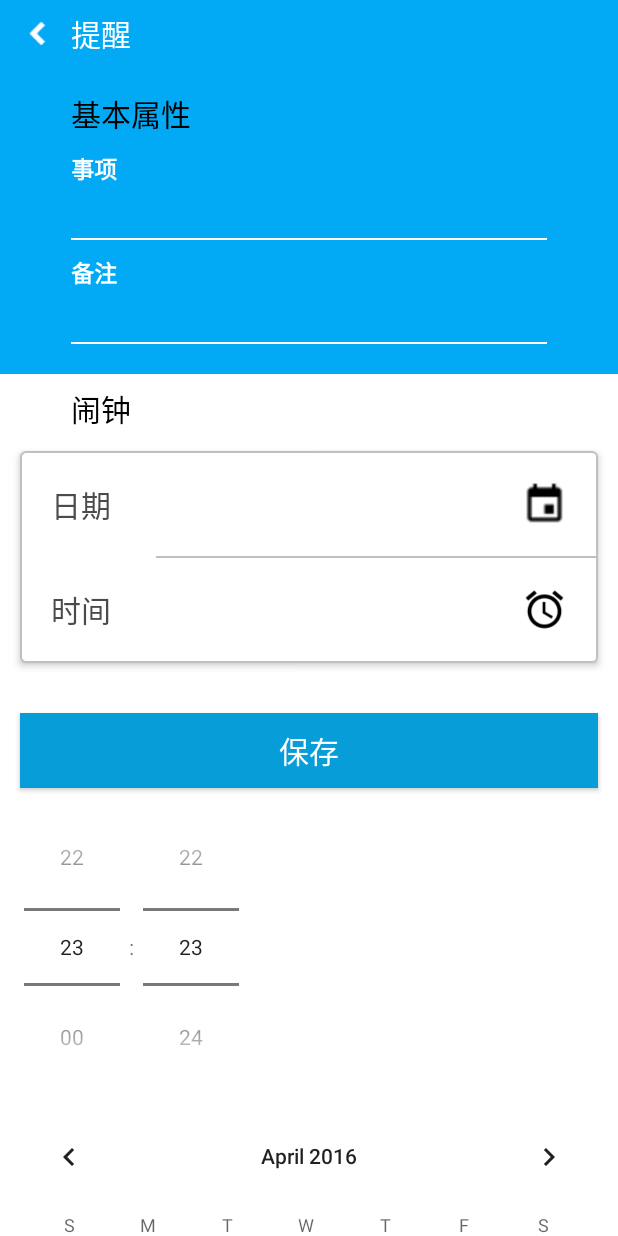
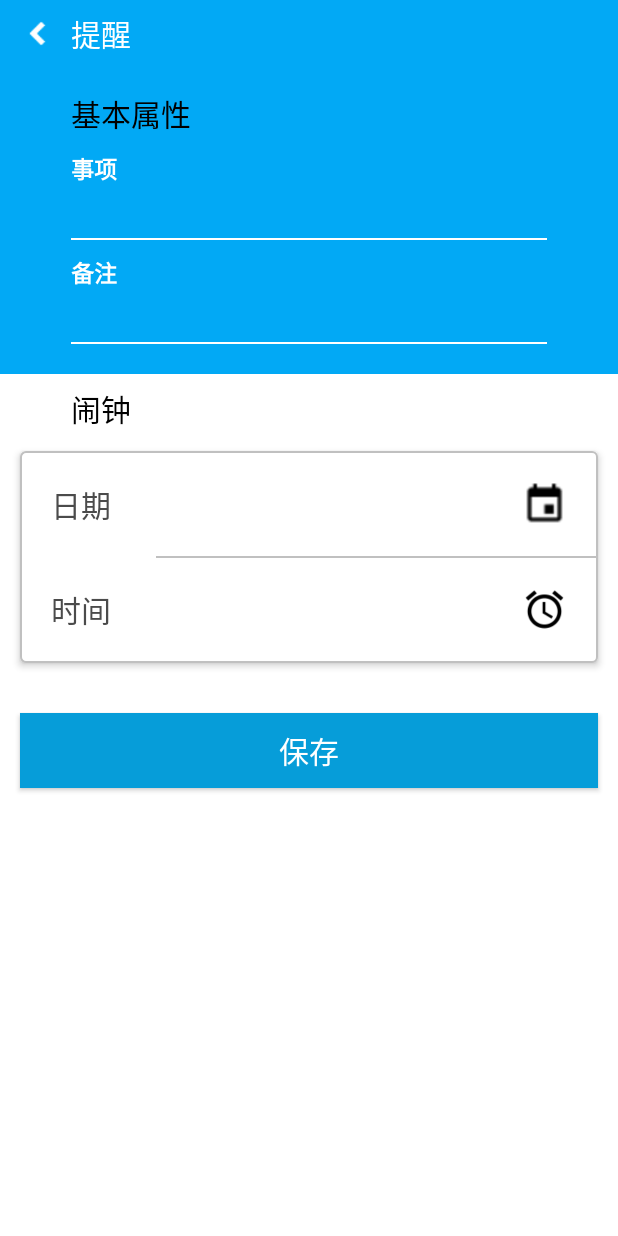
Before and after one commit to Lxr233/Desktop-pet, an Android app: the AlarmActivity screen opened directly, with no data from a screen before it, on a phone screen of 412 x 824 dp. Run offline under Robolectric (Android 15) with nearby library versions, the light colour scheme and no system bars.

Commit message:
实现了闹钟提醒功能
闹钟提醒的实现，以及能在宠物上显示。

```diff
--- a/Pet/app/src/main/AndroidManifest.xml
+++ b/Pet/app/src/main/AndroidManifest.xml
@@ -62,9 +62,6 @@
             </intent-filter>
         </receiver>
         <receiver android:name="com.example.administrator.pet.AlarmReceiver">
-            <intent-filter>
-                <action android:name="Alarm.Receiver" />
-            </intent-filter>
         </receiver>
     </application>
 
--- a/Pet/app/src/main/java/com/example/administrator/pet/AlarmActivity.java
+++ b/Pet/app/src/main/java/com/example/administrator/pet/AlarmActivity.java
@@ -1,7 +1,7 @@
 package com.example.administrator.pet;
-
 import java.util.Calendar;
 
+import android.app.TimePickerDialog;
 import android.os.Bundle;
 import android.app.Activity;
 import android.app.AlarmManager;
@@ -36,109 +36,83 @@ import android.widget.Toast;
 import com.demo.floatwindowdemo.R;
 
 public class AlarmActivity extends Activity implements OnClickListener{
-	//private int year,month,day,hour,minute;
+
 	SharedPreferences preferences;
 	SharedPreferences.Editor editor;
 	AlarmManager am;
-	private Button bt_back,bt_save;
+	private Button bt_back,bt_save,bt_time,bt_date;
 	private EditText et_task,et_remark;
 	private TextView tv_date,tv_time;
 	private Calendar c;
-	private DatePicker datepicker;
-	private TimePicker timepicker;
-	private CalendarView calendarview;
-	private TabHost tabhost;
 	private MyDatabaseHelper dbhelper;
-	// private SQLiteDatabase db;
 	@Override
 	protected void onCreate(Bundle savedInstanceState) {
 		super.onCreate(savedInstanceState);
 		requestWindowFeature(Window.FEATURE_NO_TITLE);
 		setContentView(R.layout.alarmset);
+
+		init();
+		setListener();
+
+
+	}
+
+	private void init(){
 		//创建数据库打开帮助类对象
 		dbhelper=new MyDatabaseHelper(AlarmActivity.this, "alarm_task_manager",null, 1);
+
 		c=Calendar.getInstance();
-		//获取SQLDatabase数据库对象
-		//db=dbhelper.getReadableDatabase();
-		View tab_date=this.getLayoutInflater().inflate(R.layout.tabwidget, null);
-		TextView tv_date=(TextView)tab_date.findViewById(R.id.tab_label);
-		tv_date.setText("日期");
-		View tab_time=this.getLayoutInflater().inflate(R.layout.tabwidget, null);
-		TextView tv_time=(TextView)tab_time.findViewById(R.id.tab_label);
-		tv_time.setText("时间");
-//		//获取该activity里面的TabHost对象
-//		tabhost=(TabHost)findViewById(R.id.tabhost);
-//		tabhost.setup();
-//		//创建第一个Tab页
-//		TabSpec tab1=tabhost.newTabSpec("tab1").setIndicator(tab_date).setContent(R.id.alarmset_ll_tab01);
-//		tabhost.addTab(tab1);
-//		//创建第二个Tab页
-//		TabSpec tab2=tabhost.newTabSpec("tab2").setIndicator(tab_time).setContent(R.id.alarmset_ll_tab02);
-//		tabhost.addTab(tab2);
-//		tabhost.setCurrentTabByTag("tab1"); // 设置第一次打开时默认显示的标签
-//		updateTab(tabhost);//初始化Tab的颜色，和字体的颜色
-//		tabhost.setOnTabChangedListener(new TabHost.OnTabChangeListener() {
-//
-//			@Override
-//			public void onTabChanged(String tabId) {
-//				// TODO Auto-generated method stub
-//				tabhost.setCurrentTabByTag(tabId);
-//				updateTab(tabhost);
-//			}
-//		});
-		calendarview=(CalendarView)findViewById(R.id.alarmset_cv_calendarset);
-		timepicker=(TimePicker)findViewById(R.id.alarmset_tp_timeset);
-		timepicker.setIs24HourView(true);
+
+		System.out.println(c.get(Calendar.HOUR_OF_DAY));
+		System.out.println(c.get(Calendar.MINUTE));
+		tv_date = (TextView)findViewById(R.id.alarm_et_date);
+		tv_time = (TextView)findViewById(R.id.alarm_et_time);
 		bt_back=(Button)findViewById(R.id.alarmset_bt_back);
 		bt_save=(Button)findViewById(R.id.alarmset_bt_save);
+		bt_time = (Button)findViewById(R.id.alarm_bt_time);
+		bt_date = (Button)findViewById(R.id.alarm_bt_date);
 		et_task=(EditText)findViewById(R.id.alarmset_et_task);
 		et_remark=(EditText)findViewById(R.id.alarmset_et_remark);
-		//tv_date=(TextView)findViewById(R.id.tv_date);
-		//tv_time=(TextView)findViewById(R.id.tv_time);
-		//tv_date.setOnTouchListener(this);
-		//tv_time.setOnTouchListener(this);
+	}
+
+	private void setListener(){
 		bt_back.setOnClickListener(this);
 		bt_save.setOnClickListener(this);
-		//为CalendarView绑定事件监听器
-		calendarview.setOnDateChangeListener(new CalendarView.OnDateChangeListener() {
-
-			@Override
-			public void onSelectedDayChange(CalendarView arg0, int year, int month,
-											int day) {
-				// TODO Auto-generated method stub
-				c.set(Calendar.YEAR, year);
-				c.set(Calendar.MONTH, month);
-				c.set(Calendar.DAY_OF_MONTH, day);
-			}
-		});
-		//为时间选择器TimePicker绑定时间监听器
-		timepicker.setOnTimeChangedListener(new TimePicker.OnTimeChangedListener() {
-			@Override
-			public void onTimeChanged(TimePicker arg0, int hour, int minute) {
-				// TODO Auto-generated method stub
-				c.setTimeInMillis(System.currentTimeMillis());
-				c.set(Calendar.HOUR, hour);
-				c.set(Calendar.MINUTE, minute);
-				c.set(Calendar.SECOND,0);
-				c.set(Calendar.MILLISECOND,0);
-			}
-		});
-
-	}
-	private void updateTab(final TabHost tabhost) {
-		for (int i = 0; i < tabhost.getTabWidget().getChildCount(); i++) {
-			View view = tabhost.getTabWidget().getChildAt(i);
-			if (tabhost.getCurrentTab() == i) {//选中
-				view.setBackgroundColor(Color.GREEN);
-			} else {//不选中
-				view.setBackgroundColor(this.getResources().getColor(R.color.sweetblue));//非选择的背景
-			}
-		}
+		bt_time.setOnClickListener(this);
+		bt_date.setOnClickListener(this);
 	}
 	@Override
 	public void onClick(View button) {
 		// TODO Auto-generated method stub
 		switch(button.getId()){
+			case R.id.alarm_bt_time:
+				new TimePickerDialog(this,new TimePickerDialog.OnTimeSetListener() {
+					@Override
+					public void onTimeSet(TimePicker view, int hourOfDay, int minute) {
+						c.setTimeInMillis(System.currentTimeMillis());
+						c.set(Calendar.HOUR_OF_DAY, hourOfDay);
+						c.set(Calendar.MINUTE, minute);
+						c.set(Calendar.SECOND, 0);
+						c.set(Calendar.MILLISECOND, 0);
+						tv_time.setText(hourOfDay + ": " + minute);
+
+					}
+				},c.get(Calendar.HOUR_OF_DAY),c.get(Calendar.MINUTE),true).show();
+				break;
+			case R.id.alarm_bt_date:
+				new DatePickerDialog(this, new DatePickerDialog.OnDateSetListener()
+				{
+					@Override
+					public void onDateSet(DatePicker view, int year, int monthOfYear,
+										  int dayOfMonth)
+					{
+						c.set(Calendar.YEAR , year);
+						c.set(Calendar.MONTH , monthOfYear);
+						c.set(Calendar.DAY_OF_MONTH ,dayOfMonth);
+						tv_date.setText(year+"年"+(monthOfYear+1)+"月"+dayOfMonth+"日");
+					}
+				}, c.get(Calendar.YEAR), c.get(Calendar.MONTH), c.get(Calendar.DAY_OF_MONTH)).show();
+				break;
 			case R.id.alarmset_bt_back:
 				//返回上一个Activity的逻辑代码
 				AlarmActivity.this.finish();
@@ -148,32 +122,28 @@ public class AlarmActivity extends Activity implements OnClickListener{
 			 *1.AlarmManager注册开启闹钟，发送广播
 			 *2.保存闹钟事件至数据库
 			 */
-				//year=c.get(Calendar.YEAR);
-				//month=c.get(Calendar.MONTH);
-				//day=c.get(Calendar.DAY_OF_MONTH);
-				//hour=c.get(Calendar.HOUR);
-				//minute=c.get(Calendar.MINUTE);
 				preferences=this.getSharedPreferences("Counter", MODE_PRIVATE);
 				editor=preferences.edit();
 				int count=preferences.getInt("count", 1);
-				String task=et_task.getText().toString();
-				String date=c.get(Calendar.YEAR)+"年"+(c.get(Calendar.MONTH)+1)+"月"+c.get(Calendar.DAY_OF_MONTH)+"日";
-				String time=c.get(Calendar.HOUR)+":"+c.get(Calendar.MINUTE);
+				String task=et_task.getText().toString()+'\n'+et_remark.getText().toString();
+				String date=c.get(Calendar.YEAR)+"/"+(c.get(Calendar.MONTH)+1)+"/"+c.get(Calendar.DAY_OF_MONTH);
+				String time=c.get(Calendar.HOUR_OF_DAY)+":"+c.get(Calendar.MINUTE);
 				Bundle bundle=new Bundle();
 				//封装要传送的数据
 				bundle.putString("task", task);
 				bundle.putString("date", date);
 				bundle.putString("time", time);
 				Intent intent=new Intent(AlarmActivity.this,AlarmReceiver.class);
-				intent.setAction("Alarm.Receiver");
-				//将Bundle对象封装进Intent，以便在不同组件间传递数据
 				intent.putExtras(bundle);
 				//创建PendingIntent对象
 				PendingIntent pi=PendingIntent.getBroadcast(this, count, intent, PendingIntent.FLAG_UPDATE_CURRENT);
 				//获取系统闹钟服务
 				am=(AlarmManager)getSystemService(ALARM_SERVICE);
 				//开启闹钟
+				System.out.println(c.getTimeInMillis());
 				am.set(AlarmManager.RTC_WAKEUP, c.getTimeInMillis(), pi);
+				c.setTimeInMillis(System.currentTimeMillis());
+				System.out.println(c.getTimeInMillis());
 				//count自增，存入数据，提交修改
 				count++;
 				editor.putInt("count", count);
@@ -181,49 +151,8 @@ public class AlarmActivity extends Activity implements OnClickListener{
 				//把数据插入数据库
 				dbhelper.getReadableDatabase().execSQL("insert into alarm_task values(null,?,?,?,"+count+")", new String[]{task,date,time});
 				Toast.makeText(AlarmActivity.this, "闹钟设置成功！", Toast.LENGTH_SHORT).show();
-				AlarmActivity.this.finish();
+				this.finish();
 				break;
-			/*一.闹钟删除
-			 //根据闹钟id现在数据出里面查找出对应闹钟的PendingIntent编号,然后再在数据库里面删除对应闹钟记录
-			 String SELECT_SQL="select count from alarm_task where _id="+id;
-			 Cursor cursor=dbhelper.getReadableDatabase().rawQuery(SELECT_SQL,null);
-			 int PID=cursor.getInt("count");
-			 String DELETE_SQL="delete from alarm_task where _id="+id;
-			 //无携带数据的Intent对象
-			 Intent intent=new Intent(AlarmActivity.this,TestActivity.class);
-			 //创建PendingIntent对象
-			 PendingIntent pi=PendingIntent.getActivity(this, PID, intent, PendingIntent.FLAG_UPDATE_CURRENT);
-			//获取系统闹钟服务
-			 am=(AlarmManager)getSystemService(ALARM_SERVICE);
-			 //删除指定pi对应的闹钟时间
-			 am.cannel(pi);
-			 */
-
-			/*二.闹钟修改
-			 //根据闹钟id现在数据出里面查找出对应闹钟的PendingIntent编号,然后再在数据库里面修改对应闹钟记录
-			 String SELECT_SQL="select count from alarm_task where _id="+id;
-			 Cursor cursor=dbhelper.getReadableDatabase().rawQuery(SELECT_SQL,null);
-			 int PID=cursor.getInt("count");
-			 //此处需要获取修改后的闹钟的事件task、日期date、时间time
-			 //！！！！！！待完成，如何重新封装Calendar c对象的时间
-			 String UPDATE_SQL="update from alarm_task where _id="+id+"set task="+"'"+task+"'"+",date1="+"'"+date+"'"+",time="+"'"+time+"'";
-			 dbhelper.getReadableDatabase().execSQL(UPDATE_SQL);
-			 Bundle bundle=new Bundle();
-			//封装更改后要传送的数据
-			 bundle.putString("task", task);
-			 bundle.putString("date", date);
-			 bundle.putString("time", time);
-			 Intent intent=new Intent(AlarmActivity.this,TestActivity.class);
-			//将Bundle对象封装进Intent，以便在不同组件间传递数据
-			 intent.putExtras(bundle);
-			//创建PendingIntent对象(!最后要更改FLAG位)
-			 PendingIntent pi=PendingIntent.getActivity(this, PID, intent, PendingIntent.FLAG_UPDATE_CURRENT);
-			//获取系统闹钟服务
-			 am=(AlarmManager)getSystemService(ALARM_SERVICE);
-			//重新开启闹钟
-			 am.set(AlarmManager.RTC_WAKEUP, c.getTimeInMillis(), pi);
-			 */
-
 			default:break;
 
 		}
--- a/Pet/app/src/main/java/com/example/administrator/pet/SecondFragment.java
+++ b/Pet/app/src/main/java/com/example/administrator/pet/SecondFragment.java
@@ -105,7 +105,7 @@ public class SecondFragment extends Fragment {
                                         String DELETE_SQL="delete from alarm_task where _id="+id;
                                         dbhelper.getReadableDatabase().execSQL(DELETE_SQL);
                                         //无携带数据的Intent对象
-                                        Intent intent=new Intent(getActivity(),AlarmActivity.class);
+                                        Intent intent=new Intent(getActivity(),AlarmReceiver.class);
 
                                         //创建PendingIntent对象
                                         PendingIntent pi=PendingIntent.getBroadcast(getActivity(), pid, intent, PendingIntent.FLAG_UPDATE_CURRENT);
--- a/Pet/app/src/main/res/layout/alarmset.xml
+++ b/Pet/app/src/main/res/layout/alarmset.xml
@@ -63,7 +63,7 @@
             android:layout_width="match_parent"
             android:layout_height="wrap_content"
             android:textSize="23sp"
-            android:textColor="@color/white"
+            android:textColor="@color/black"
             android:textCursorDrawable="@drawable/color_cursor"
             android:layout_marginLeft="47sp"
             android:layout_marginTop="3dp"
@@ -107,7 +107,7 @@
 
     <LinearLayout
         android:layout_width="fill_parent"
-        android:layout_height="wrap_content"
+        android:layout_height="fill_parent"
         android:orientation="vertical"
         android:background="@color/white">
         <TextView
@@ -134,7 +134,7 @@
                 android:text="日期"
                 android:textSize="20sp"
                 android:textColor="@color/grey"/>
-            <EditText
+            <TextView
                 android:id="@+id/alarm_et_date"
                 android:layout_width="match_parent"
                 android:layout_height="wrap_content"
@@ -145,8 +145,6 @@
                 android:textSize="20sp"
                 android:textCursorDrawable="@drawable/color_cursor"
                 android:textColor="@color/grey"
-                android:focusable="false"
-                android:background="@null"
                 />
             <Button
                 android:id="@+id/alarm_bt_date"
@@ -178,7 +176,7 @@
                 android:text="时间"
                 android:textSize="20sp"
                 android:textColor="@color/grey"/>
-            <EditText
+            <TextView
                 android:id="@+id/alarm_et_time"
                 android:layout_width="match_parent"
                 android:layout_height="wrap_content"
@@ -189,8 +187,6 @@
                 android:textSize="20sp"
                 android:textCursorDrawable="@drawable/color_cursor"
                 android:textColor="@color/grey"
-                android:focusable="false"
-                android:background="@null"
                 />
             <Button
                 android:id="@+id/alarm_bt_time"
@@ -217,24 +213,6 @@
             android:textSize="20sp"/>
 
 
-        <TimePicker
-            android:id="@+id/alarmset_tp_timeset"
-            android:layout_width="wrap_content"
-            android:layout_height="wrap_content"
-            android:timePickerMode="spinner"
-            />
-
-        <CalendarView
-            android:id="@+id/alarmset_cv_calendarset"
-            android:layout_width="match_parent"
-            android:layout_height="match_parent"
-            android:selectedWeekBackgroundColor="@null"
-            android:showWeekNumber="true"
-            android:shownWeekCount="5"
-            android:firstDayOfWeek="1"
-            android:focusedMonthDateColor="@color/sweetblue"
-            />
-
     </LinearLayout>
 
 
--- a/Pet/app/src/main/res/layout/fragment_second.xml
+++ b/Pet/app/src/main/res/layout/fragment_second.xml
@@ -1,7 +1,8 @@
 <?xml version="1.0" encoding="utf-8"?>
 <RelativeLayout xmlns:android="http://schemas.android.com/apk/res/android"
     android:layout_width="match_parent"
-    android:layout_height="match_parent">
+    android:layout_height="match_parent"
+    android:background="@color/white">
     <com.example.administrator.pet.ToolbarView
         android:id="@+id/second_toolbarview"
         android:layout_width="match_parent"
```
